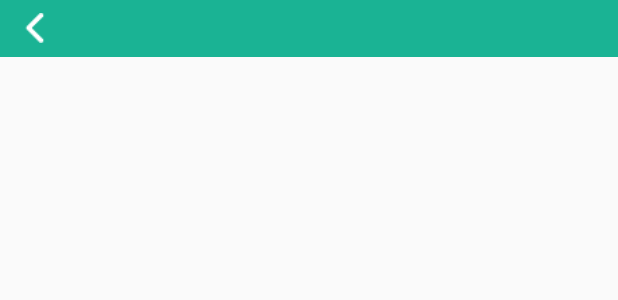
After one commit to brightOfheart/ERCSHouseResource, an Android app: the layout activity_atendancedetail.xml on its own in the app's theme, with its tools: preview values and no code run, on a phone screen of 412 x 824 dp. The commit adds this screen. Shown: the top 300 px of the screen. Run offline under Robolectric (Android 15) with nearby library versions, the phone set to English and light mode, and no system bars.

Commit message:
Rejected commit: Default

```diff
--- a/app/src/main/AndroidManifest.xml
+++ b/app/src/main/AndroidManifest.xml
@@ -95,6 +95,11 @@
             android:name=".activity.attendance.AtendanceActivity"
             android:screenOrientation="portrait"
             android:theme="@style/AppTheme" />
+        <!--考勤统计详情-->
+        <activity
+            android:name=".activity.attendance.AtendanceDetailActivity"
+            android:screenOrientation="portrait"
+            android:theme="@style/AppTheme" />
         <!--外勤统计-->
         <activity
             android:name=".activity.field.FieldActivity"
--- /dev/null
+++ b/app/src/main/res/layout/activity_atendancedetail.xml
@@ -0,0 +1,8 @@
+<?xml version="1.0" encoding="utf-8"?>
+<LinearLayout xmlns:android="http://schemas.android.com/apk/res/android"
+    android:orientation="vertical" android:layout_width="match_parent"
+    android:layout_height="match_parent">
+    <include
+        android:id="@+id/title"
+        layout="@layout/include_title" />
+</LinearLayout>
--- a/app/src/main/res/values/strings.xml
+++ b/app/src/main/res/values/strings.xml
@@ -17,6 +17,7 @@
     <string name="str_clerk">职员列表</string>
     <string name="str_clockin">考勤打卡</string>
     <string name="str_attendance">考勤记录</string>
+    <string name="str_attendancedetail">考勤详情</string>
     <string name="str_field">外勤记录</string>
     <string name="str_fieldclockin">外勤打卡</string>
     <string name="str_scheduling">排班情况</string>
```
Also changed, not shown: app/src/main/java/ercs/com/ercshouseresources/activity/attendance/AtendanceDetailActivity.java (added, +30 -0 lines), app/src/main/java/ercs/com/ercshouseresources/activity/process/ProcessApplyAcvitity.java (+0 -58 lines), app/src/main/java/ercs/com/ercshouseresources/fragment/HouseFragment.java (+0 -7 lines), app/src/main/java/ercs/com/ercshouseresources/network/NetHelper.java (+15 -1 lines).
